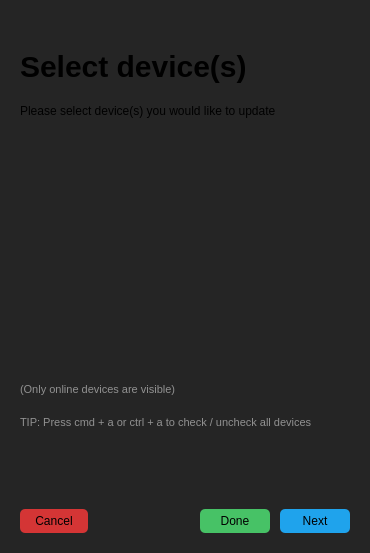
This is src/gui/wizards/updatedevicedialog.ui in tom-23/TasmoManager as Qt 5 draws it before an edit. The edited form follows.
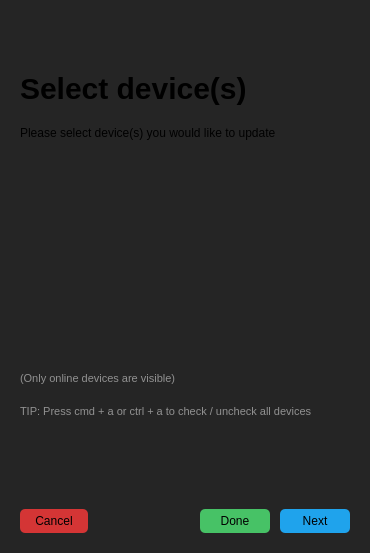
This is the edited form. Icons and pictures are not drawn.

Commit message: Major big fix

Patch:
```diff
--- a/src/gui/wizards/updatedevicedialog.ui
+++ b/src/gui/wizards/updatedevicedialog.ui
@@ -255,10 +255,16 @@
        </item>
        <item>
         <widget class="QListWidget" name="deviceList">
+         <property name="sizePolicy">
+          <sizepolicy hsizetype="Expanding" vsizetype="Minimum">
+           <horstretch>0</horstretch>
+           <verstretch>0</verstretch>
+          </sizepolicy>
+         </property>
          <property name="minimumSize">
           <size>
            <width>0</width>
-           <height>225</height>
+           <height>50</height>
           </size>
          </property>
          <property name="maximumSize">
```
The commit also changes 1 other file.
